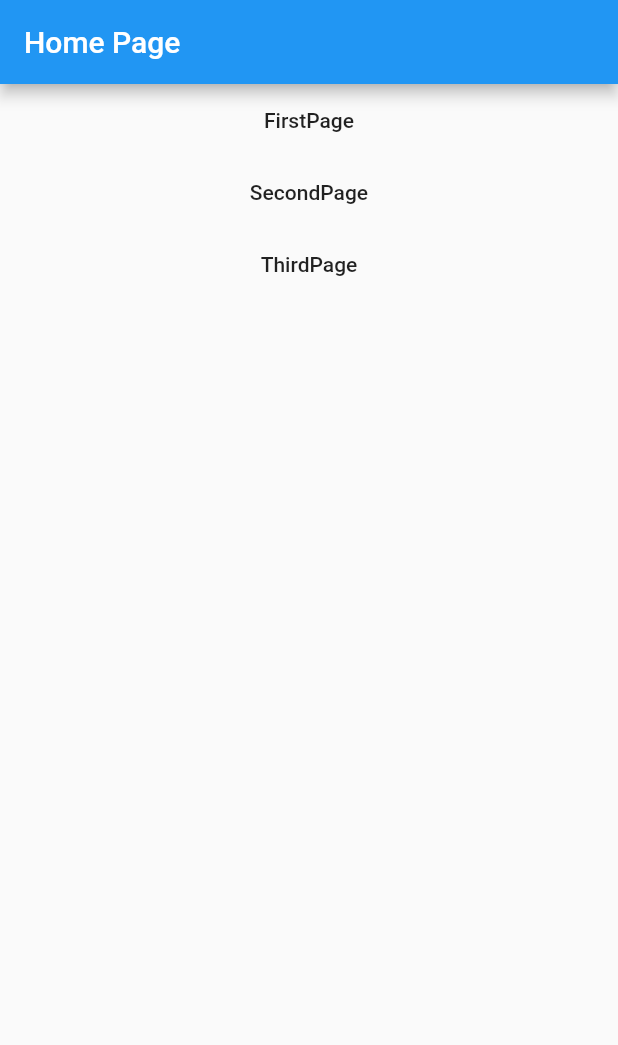
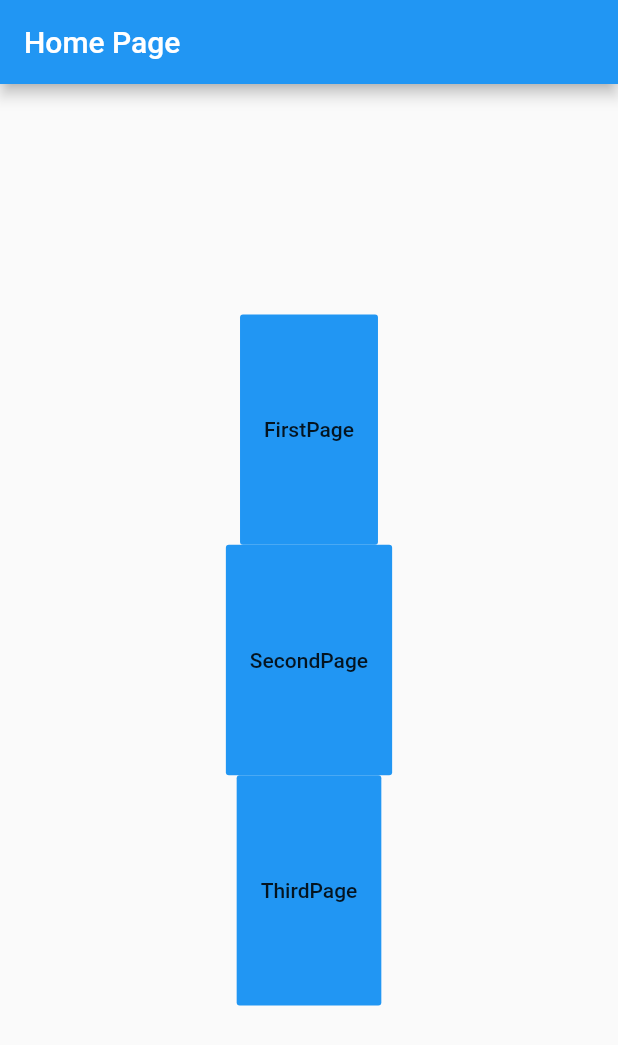
Before and after one commit to JimmyLi2020/navigator_button_project, a Flutter app: the screen it shows after launch, on a phone screen of 412 x 824 dp. Shown: the top 1045 px of the screen. Run offline on Flutter 3.47's test engine with Material 2 defaults, Android fonts, the phone set to English and light mode, and no system bars.

Commit message:
Making sure its updated.

```diff
--- a/lib/main.dart
+++ b/lib/main.dart
@@ -34,21 +34,38 @@ class _HomePageState extends State<HomePage> {
       body: Center(
         child: Column(
           children: <Widget>[
-            FlatButton(
+            Expanded(
+              flex: 1,
+              child: Container(),
+            ),
+            Expanded(
+              flex: 1,
+              child: FlatButton(
+                color: Colors.blue,
                 child: Text('FirstPage'),
-              onPressed: () => Navigator.push(
+                onPressed: () =>
+                    Navigator.push(
                         context,
                         MaterialPageRoute(
                             builder: (context) => FirstPage('First Page'))),
               ),
-            FlatButton(
+            ),
+            Expanded(
+              flex: 1,
+              child: FlatButton(
+                color: Colors.blue,
                 child: Text('SecondPage'),
-              onPressed: () => Navigator.push(
+                onPressed: () =>
+                    Navigator.push(
                         context,
                         MaterialPageRoute(
                             builder: (context) => SecondPage('Go Back'))),
               ),
-            FlatButton(
+            ),
+            Expanded(
+              flex: 1,
+              child: FlatButton(
+                color: Colors.blue,
                 child: Text('ThirdPage'),
                 onPressed: () {
                   Navigator.push(
@@ -56,6 +73,11 @@ class _HomePageState extends State<HomePage> {
                       MaterialPageRoute(
                           builder: (context) => ThirdPage(++widget.count)));
                 },
+              ),
+            ),
+            Expanded(
+              flex: 1,
+              child: Container(),
             ),
           ],
         ),
```
Lines whose indentation alone changed are shown as unchanged.
